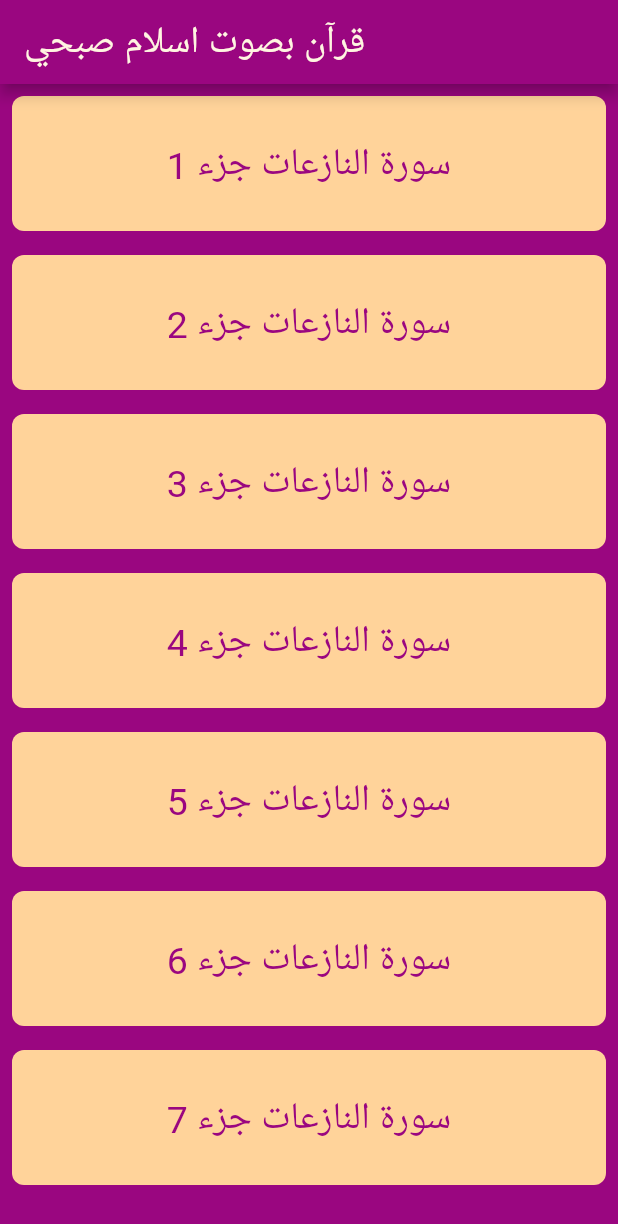
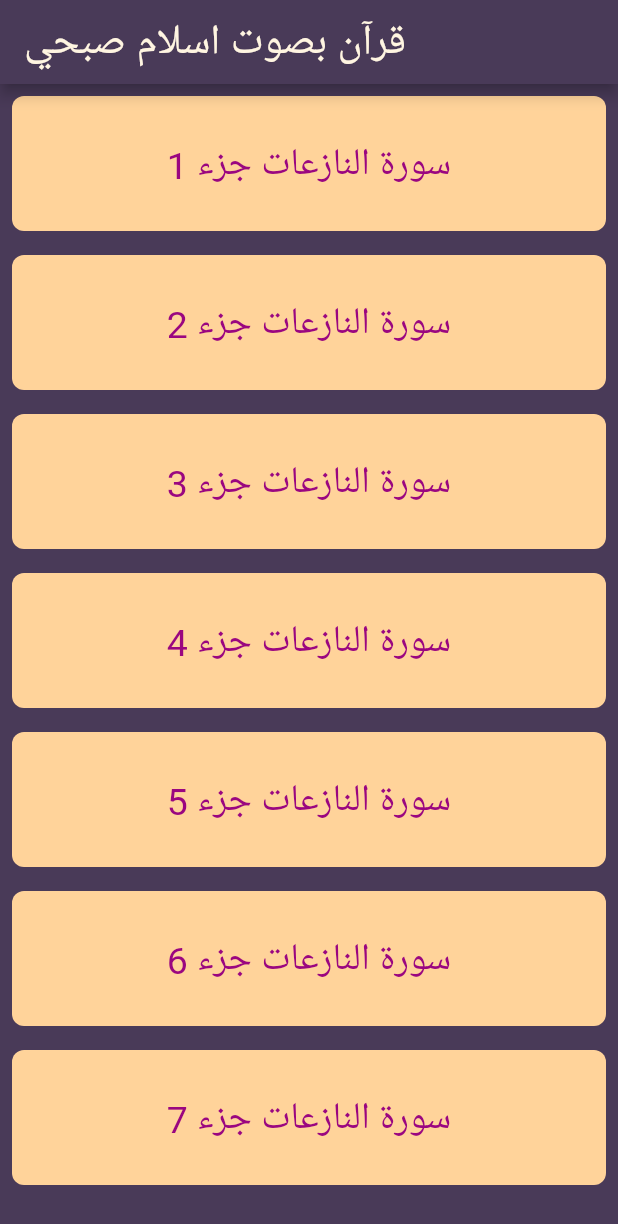
Before and after one commit to aliaaosama23/flutter_audio, a Flutter app: the screen it shows after launch, on a phone screen of 412 x 824 dp. Shown: the top 1224 px of the screen. Run offline on Flutter 3.47's test engine with Material 2 defaults, Android fonts, the phone set to English and light mode, and no system bars; our stand-ins replace audioplayers.

Commit message:
change colors and improve audio cards

```diff
--- a/lib/main.dart
+++ b/lib/main.dart
@@ -1,3 +1,4 @@
+import 'package:audioplayers/audioplayers.dart';
 import 'package:flutter/material.dart';
 import 'app_widgets/musical_card.dart';
 
@@ -7,9 +8,9 @@ class MyApp extends StatelessWidget {
   const MyApp({Key? key}) : super(key: key);
   @override
   Widget build(BuildContext context) {
-    return MaterialApp(
+    return const MaterialApp(
       //theme: ThemeData(primarySwatch: Colors.yellow),
-      home: const MusicApp(),
+      home: MusicApp(),
     );
   }
 }
@@ -20,22 +21,24 @@ class MusicApp extends StatelessWidget {
   @override
   Widget build(BuildContext context) {
     return Scaffold(
-        backgroundColor: const Color(0xFF9A0680),
+        backgroundColor: const Color(0xFF493A58), //Color(0xFF9A0680),
         appBar: AppBar(
           title: const Text(
             'قرآن بصوت اسلام صبحي',
             style: TextStyle(
               color: Color(0xFFFFF5E1),
-              fontSize: 25,
+              fontSize: 28,
             ),
           ),
-          backgroundColor: const Color(0xFF9A0680),
+          backgroundColor: const Color(0xFF493A58), // Color(0xFF9A0680),
         ),
-        body: ListView.builder(
-          itemBuilder: (BuildContext context, int index) {
-            return QuranCard(cardNumber: index + 1);
-          },
-          itemCount: 7,
+        body: SafeArea(
+          child: ListView.builder(
+            itemBuilder: (BuildContext context, int index) {
+              return QuranCard(cardNumber: index + 1);
+            },
+            itemCount: 7,
+          ),
         )
         // Column(
         //   children:  [
@@ -51,6 +54,16 @@ class MusicApp extends StatelessWidget {
         );
   }
 }
+//
+// double fileDuration() {
+//   Duration duration = Duration(minutes: 0);
+//   AudioPlayer player = AudioPlayer();
+//   player.onDurationChanged.listen((Duration d) {
+//     print('Max duration: $d');
+//     duration = d;
+//   });
+//   return duration.inMinutes.toDouble();
+// }
 
 class QuranCard extends StatelessWidget {
   const QuranCard({Key? key, required this.cardNumber}) : super(key: key);
@@ -65,6 +78,7 @@ class QuranCard extends StatelessWidget {
             builder: (context) => MusicalCard(
               cardColor: Colors.black54,
               cardNumber: cardNumber,
+              //fileDuration: fileDuration(),
             ),
           ),
         );
```
Also changed, not shown: lib/app_widgets/musical_card.dart (+34 -27 lines), 2 other files.
